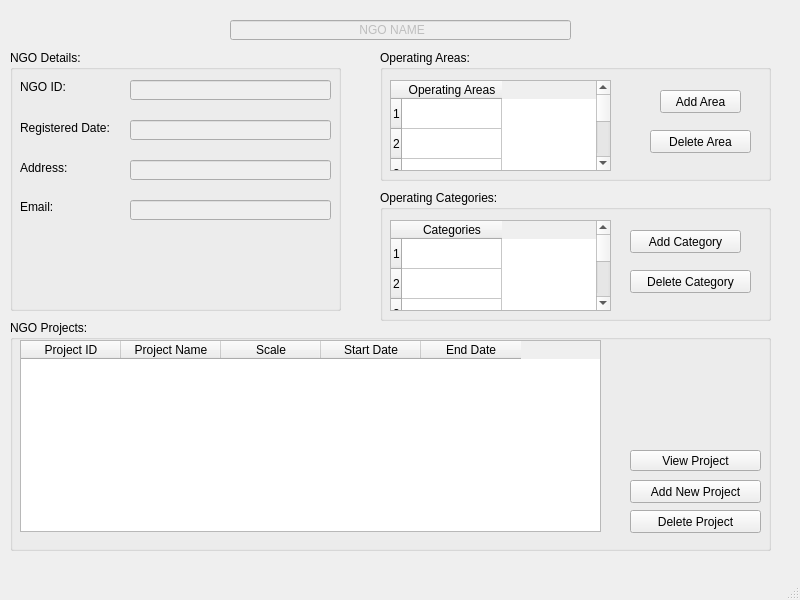
The window that NGOPage.ui (msaadg/NGOConnect) describes before a commit, drawn with Qt 5.
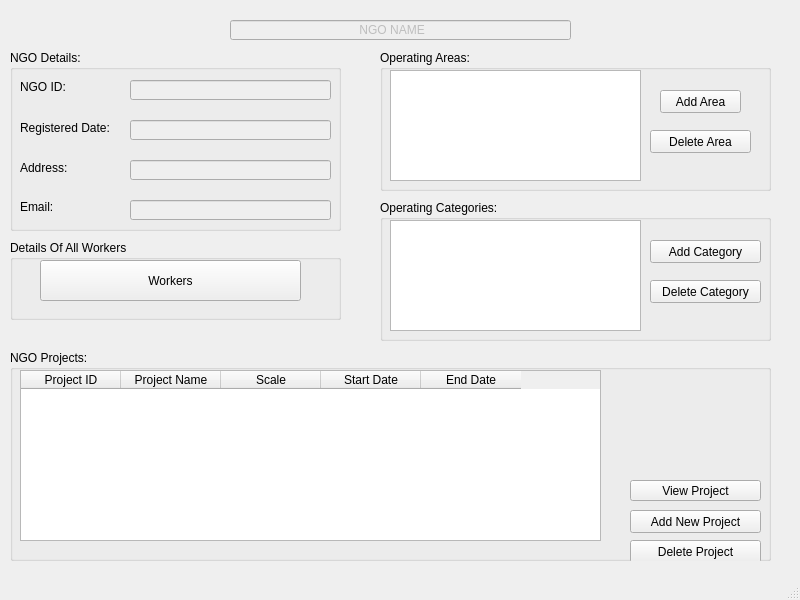
The same window after the commit.

The edit to the form file:
```diff
--- a/NGOPage.ui
+++ b/NGOPage.ui
@@ -36,7 +36,7 @@
       <x>10</x>
       <y>50</y>
       <width>331</width>
-      <height>261</height>
+      <height>181</height>
      </rect>
     </property>
     <property name="title">
@@ -151,9 +151,9 @@
     <property name="geometry">
      <rect>
       <x>10</x>
-      <y>320</y>
+      <y>350</y>
       <width>761</width>
-      <height>231</height>
+      <height>211</height>
      </rect>
     </property>
     <property name="title">
@@ -204,7 +204,7 @@
        <x>10</x>
        <y>20</y>
        <width>581</width>
-       <height>192</height>
+       <height>171</height>
       </rect>
      </property>
      <column>
@@ -240,36 +240,12 @@
       <x>380</x>
       <y>50</y>
       <width>391</width>
-      <height>131</height>
+      <height>141</height>
      </rect>
     </property>
     <property name="title">
      <string>Operating Areas:</string>
     </property>
-    <widget class="QTableWidget" name="tableWidget_2">
-     <property name="geometry">
-      <rect>
-       <x>10</x>
-       <y>30</y>
-       <width>221</width>
-       <height>91</height>
-      </rect>
-     </property>
-     <property name="rowCount">
-      <number>6</number>
-     </property>
-     <row/>
-     <row/>
-     <row/>
-     <row/>
-     <row/>
-     <row/>
-     <column>
-      <property name="text">
-       <string>Operating Areas</string>
-      </property>
-     </column>
-    </widget>
     <widget class="QPushButton" name="pushButton_4">
      <property name="geometry">
       <rect>
@@ -296,47 +272,33 @@
       <string>Delete Area</string>
      </property>
     </widget>
+    <widget class="QListView" name="listView">
+     <property name="geometry">
+      <rect>
+       <x>10</x>
+       <y>20</y>
+       <width>251</width>
+       <height>111</height>
+      </rect>
+     </property>
+    </widget>
    </widget>
    <widget class="QGroupBox" name="groupBox_4">
     <property name="geometry">
      <rect>
       <x>380</x>
-      <y>190</y>
+      <y>200</y>
       <width>391</width>
-      <height>131</height>
+      <height>141</height>
      </rect>
     </property>
     <property name="title">
      <string>Operating Categories:</string>
     </property>
-    <widget class="QTableWidget" name="tableWidget_3">
-     <property name="geometry">
-      <rect>
-       <x>10</x>
-       <y>30</y>
-       <width>221</width>
-       <height>91</height>
-      </rect>
-     </property>
-     <property name="rowCount">
-      <number>6</number>
-     </property>
-     <row/>
-     <row/>
-     <row/>
-     <row/>
-     <row/>
-     <row/>
-     <column>
-      <property name="text">
-       <string>Categories</string>
-      </property>
-     </column>
-    </widget>
     <widget class="QPushButton" name="pushButton_6">
      <property name="geometry">
       <rect>
-       <x>250</x>
+       <x>270</x>
        <y>40</y>
        <width>111</width>
        <height>23</height>
@@ -349,9 +311,9 @@
     <widget class="QPushButton" name="pushButton_7">
      <property name="geometry">
       <rect>
-       <x>250</x>
+       <x>270</x>
        <y>80</y>
-       <width>121</width>
+       <width>111</width>
        <height>23</height>
       </rect>
      </property>
@@ -359,6 +321,42 @@
       <string>Delete Category</string>
      </property>
     </widget>
+    <widget class="QListView" name="listView_2">
+     <property name="geometry">
+      <rect>
+       <x>10</x>
+       <y>20</y>
+       <width>251</width>
+       <height>111</height>
+      </rect>
+     </property>
+    </widget>
+   </widget>
+   <widget class="QGroupBox" name="groupBox_5">
+    <property name="geometry">
+     <rect>
+      <x>10</x>
+      <y>240</y>
+      <width>331</width>
+      <height>80</height>
+     </rect>
+    </property>
+    <property name="title">
+     <string>Details Of All Workers </string>
+    </property>
+    <widget class="QPushButton" name="WorkerButton">
+     <property name="geometry">
+      <rect>
+       <x>30</x>
+       <y>20</y>
+       <width>261</width>
+       <height>41</height>
+      </rect>
+     </property>
+     <property name="text">
+      <string>Workers</string>
+     </property>
+    </widget>
    </widget>
   </widget>
   <widget class="QMenuBar" name="menubar">
```
Left out of the diff: 2 changed lines with no effect on the pictures.
